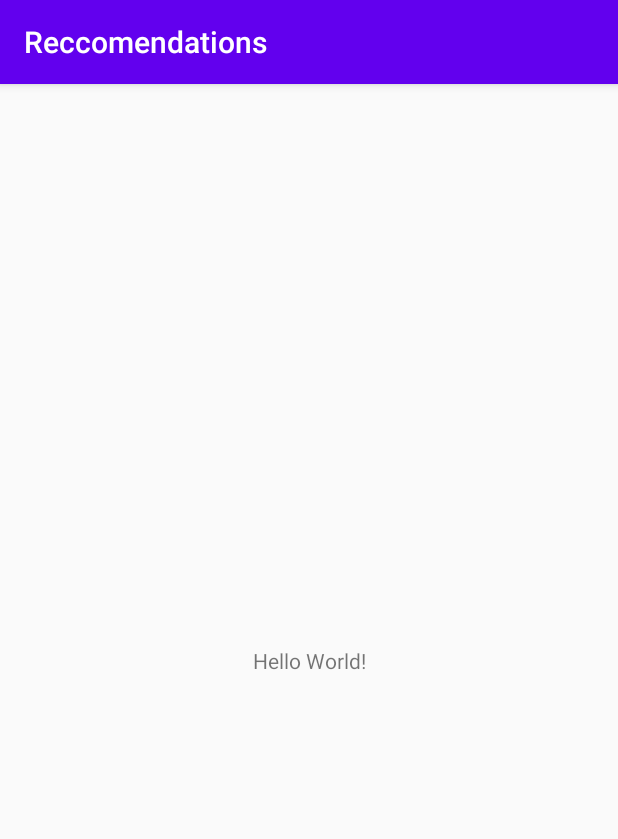
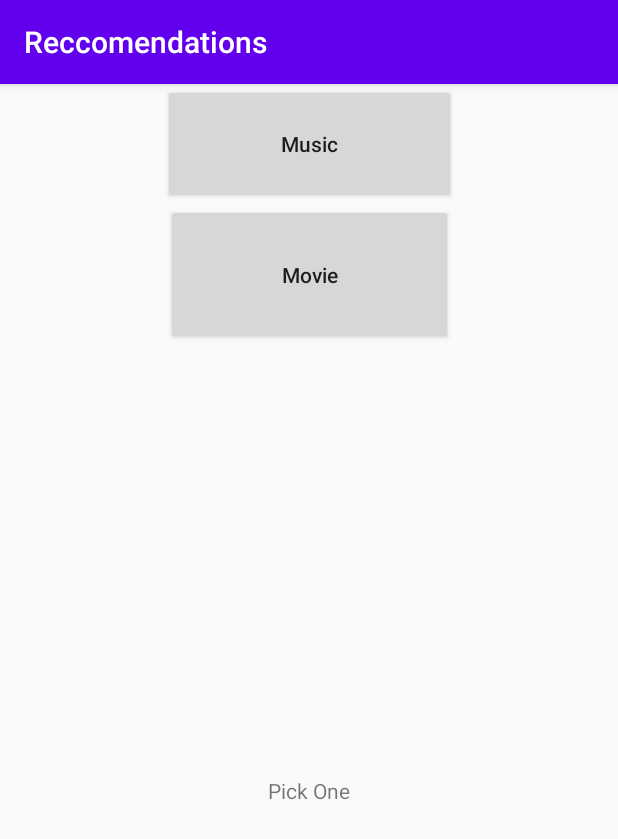
Before and after one commit to abriskin/Reccomendations, an Android app: the screen it shows after launch (MainActivity), on a phone screen of 412 x 824 dp. Shown: the top 839 px of the screen. Run offline under Robolectric (Android 15) with nearby library versions, the phone set to English and light mode, and no system bars.

Commit message:
started work on main activity

```diff
--- a/app/src/main/res/layout/activity_enter__info.xml
+++ b/app/src/main/res/layout/activity_enter__info.xml
@@ -20,8 +20,6 @@
 
     </com.google.android.material.appbar.AppBarLayout>
 
-    <include layout="@layout/content_enter__info" />
-
     <com.google.android.material.floatingactionbutton.FloatingActionButton
         android:id="@+id/fab"
         android:layout_width="wrap_content"
--- a/app/src/main/res/layout/activity_main.xml
+++ b/app/src/main/res/layout/activity_main.xml
@@ -6,13 +6,36 @@
     android:layout_height="match_parent"
     tools:context=".MainActivity">
 
+    <Button
+        android:textAllCaps="false"
+        android:id="@+id/music_button"
+        android:layout_width="195dp"
+        android:layout_height="80dp"
+        android:text="@string/music_button"
+        app:layout_constraintEnd_toEndOf="parent"
+        app:layout_constraintStart_toStartOf="parent"
+        app:layout_constraintTop_toTopOf="parent"
+        android:onClick="buttonClicked" />
+
+    <Button
+        android:textAllCaps="false"
+        android:id="@+id/movie_button"
+        android:layout_width="191dp"
+        android:layout_height="94dp"
+        android:text="@string/movie_button"
+        app:layout_constraintEnd_toEndOf="parent"
+        app:layout_constraintStart_toStartOf="parent"
+        app:layout_constraintTop_toBottomOf="@+id/music_button"
+        android:onClick="buttonClicked"/>
+
     <TextView
+        android:id="@+id/choose"
         android:layout_width="wrap_content"
         android:layout_height="wrap_content"
-        android:text="Hello World!"
+        android:text="@string/choice"
         app:layout_constraintBottom_toBottomOf="parent"
-        app:layout_constraintLeft_toLeftOf="parent"
-        app:layout_constraintRight_toRightOf="parent"
-        app:layout_constraintTop_toTopOf="parent" />
+        app:layout_constraintEnd_toEndOf="parent"
+        app:layout_constraintStart_toStartOf="parent"
+        app:layout_constraintTop_toBottomOf="@+id/movie_button" />
 
 </androidx.constraintlayout.widget.ConstraintLayout>
--- a/app/src/main/res/values/strings.xml
+++ b/app/src/main/res/values/strings.xml
@@ -1,12 +1,9 @@
 <resources>
     <string name="app_name">Reccomendations</string>
     <string name="title_activity_enter__info">Enter_Info</string>
-    <!-- Strings used for fragments for navigation -->
-    <string name="first_fragment_label">First Fragment</string>
-    <string name="second_fragment_label">Second Fragment</string>
     <string name="next">Next</string>
     <string name="previous">Previous</string>
-
-    <string name="hello_first_fragment">Hello first fragment</string>
-    <string name="hello_second_fragment">Hello second fragment. Arg: %1$s</string>
+    <string name="music_button">Music</string>
+    <string name="movie_button">Movie</string>
+    <string name="choice">Pick One</string>
 </resources>
```
Also changed, not shown: app/src/main/java/com/example/reccomendations/MainActivity.java (+11 -0 lines), app/src/main/res/layout/content_enter__info.xml (deleted, +0 -19 lines), app/src/main/res/navigation/nav_graph.xml (deleted, +0 -28 lines).
